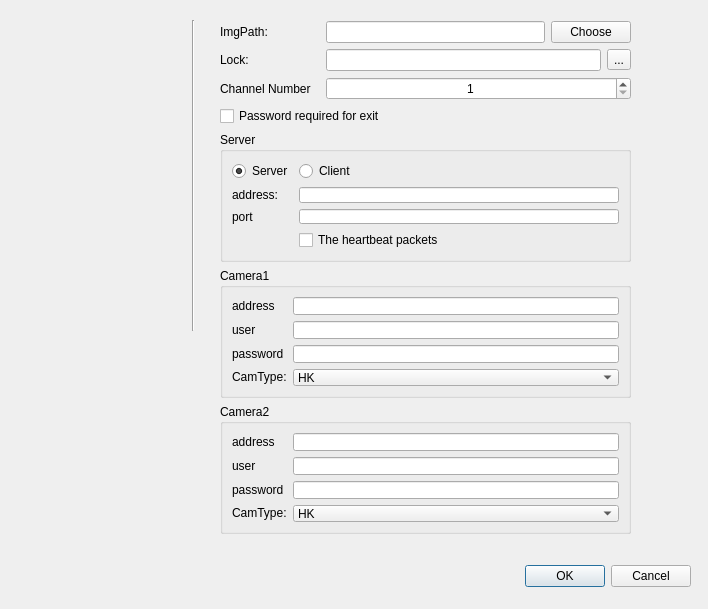
519984307/ZBYNS, file settingdialog.ui: the form before one commit.
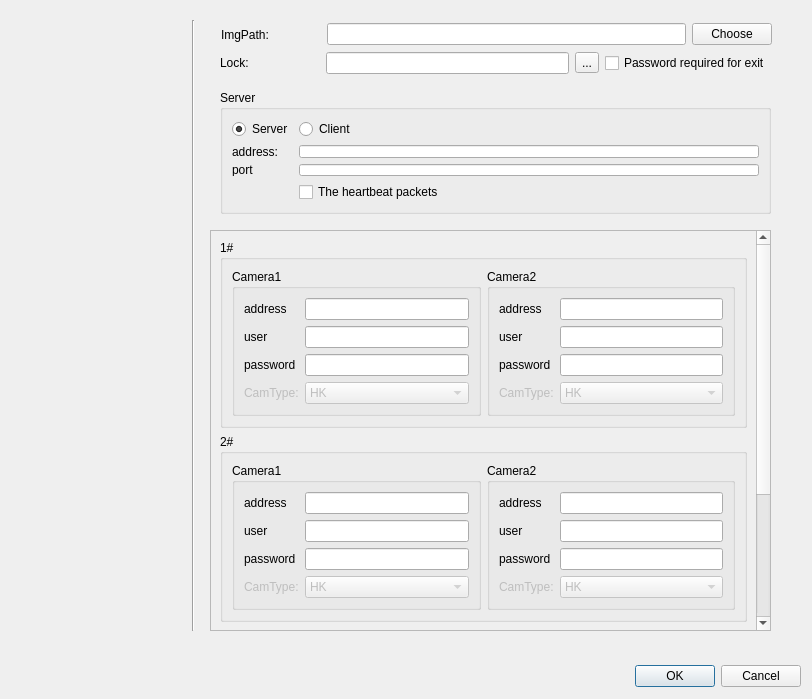
The form after the commit. Icons and pictures are not drawn.

What changed in the file:
```diff
--- a/settingdialog.ui
+++ b/settingdialog.ui
@@ -6,8 +6,8 @@
    <rect>
     <x>0</x>
     <y>0</y>
-    <width>708</width>
-    <height>609</height>
+    <width>812</width>
+    <height>699</height>
    </rect>
   </property>
   <property name="windowTitle">
@@ -16,8 +16,8 @@
   <widget class="QDialogButtonBox" name="buttonBox">
    <property name="geometry">
     <rect>
-     <x>350</x>
-     <y>560</y>
+     <x>460</x>
+     <y>660</y>
      <width>341</width>
      <height>32</height>
     </rect>
@@ -54,56 +54,627 @@
      <x>183</x>
      <y>20</y>
      <width>20</width>
-     <height>311</height>
+     <height>611</height>
     </rect>
    </property>
    <property name="orientation">
     <enum>Qt::Vertical</enum>
    </property>
   </widget>
+  <widget class="QScrollArea" name="scrollArea">
+   <property name="geometry">
+    <rect>
+     <x>210</x>
+     <y>230</y>
+     <width>561</width>
+     <height>401</height>
+    </rect>
+   </property>
+   <property name="widgetResizable">
+    <bool>true</bool>
+   </property>
+   <widget class="QWidget" name="scrollAreaWidgetContents">
+    <property name="geometry">
+     <rect>
+      <x>0</x>
+      <y>0</y>
+      <width>542</width>
+      <height>522</height>
+     </rect>
+    </property>
+    <layout class="QGridLayout" name="gridLayout_11">
+     <item row="0" column="0">
+      <widget class="QGroupBox" name="groupBox_4">
+       <property name="title">
+        <string>1#</string>
+       </property>
+       <layout class="QGridLayout" name="gridLayout_4">
+        <item row="0" column="0">
+         <widget class="QGroupBox" name="groupBox">
+          <property name="title">
+           <string>Camera1</string>
+          </property>
+          <layout class="QGridLayout" name="gridLayout">
+           <item row="0" column="0">
+            <layout class="QVBoxLayout" name="verticalLayout">
+             <item>
+              <widget class="QLabel" name="label_2">
+               <property name="text">
+                <string>address</string>
+               </property>
+              </widget>
+             </item>
+             <item>
+              <widget class="QLabel" name="label_5">
+               <property name="text">
+                <string>user</string>
+               </property>
+              </widget>
+             </item>
+             <item>
+              <widget class="QLabel" name="label_6">
+               <property name="text">
+                <string>password</string>
+               </property>
+              </widget>
+             </item>
+             <item>
+              <widget class="QLabel" name="label_7">
+               <property name="enabled">
+                <bool>false</bool>
+               </property>
+               <property name="text">
+                <string>CamType:</string>
+               </property>
+              </widget>
+             </item>
+            </layout>
+           </item>
+           <item row="0" column="1">
+            <layout class="QVBoxLayout" name="verticalLayout_2">
+             <item>
+              <widget class="QLineEdit" name="lineEdit_2"/>
+             </item>
+             <item>
+              <widget class="QLineEdit" name="lineEdit_3"/>
+             </item>
+             <item>
+              <widget class="QLineEdit" name="lineEdit_4"/>
+             </item>
+             <item>
+              <widget class="QComboBox" name="comboBox_2">
+               <property name="enabled">
+                <bool>false</bool>
+               </property>
+               <item>
+                <property name="text">
+                 <string>HK</string>
+                </property>
+               </item>
+               <item>
+                <property name="text">
+                 <string>DH</string>
+                </property>
+               </item>
+              </widget>
+             </item>
+            </layout>
+           </item>
+          </layout>
+         </widget>
+        </item>
+        <item row="0" column="1">
+         <widget class="QGroupBox" name="groupBox_2">
+          <property name="title">
+           <string>Camera2</string>
+          </property>
+          <layout class="QGridLayout" name="gridLayout_2">
+           <item row="0" column="1">
+            <layout class="QVBoxLayout" name="verticalLayout_4">
+             <item>
+              <widget class="QLineEdit" name="lineEdit_5"/>
+             </item>
+             <item>
+              <widget class="QLineEdit" name="lineEdit_6"/>
+             </item>
+             <item>
+              <widget class="QLineEdit" name="lineEdit_7"/>
+             </item>
+             <item>
+              <widget class="QComboBox" name="comboBox_3">
+               <property name="enabled">
+                <bool>false</bool>
+               </property>
+               <item>
+                <property name="text">
+                 <string>HK</string>
+                </property>
+               </item>
+               <item>
+                <property name="text">
+                 <string>DH</string>
+                </property>
+               </item>
+              </widget>
+             </item>
+            </layout>
+           </item>
+           <item row="0" column="0">
+            <layout class="QVBoxLayout" name="verticalLayout_3">
+             <item>
+              <widget class="QLabel" name="label_3">
+               <property name="text">
+                <string>address</string>
+               </property>
+              </widget>
+             </item>
+             <item>
+              <widget class="QLabel" name="label_8">
+               <property name="text">
+                <string>user</string>
+               </property>
+              </widget>
+             </item>
+             <item>
+              <widget class="QLabel" name="label_9">
+               <property name="text">
+                <string>password</string>
+               </property>
+              </widget>
+             </item>
+             <item>
+              <widget class="QLabel" name="label_10">
+               <property name="enabled">
+                <bool>false</bool>
+               </property>
+               <property name="text">
+                <string>CamType:</string>
+               </property>
+              </widget>
+             </item>
+            </layout>
+           </item>
+          </layout>
+         </widget>
+        </item>
+       </layout>
+      </widget>
+     </item>
+     <item row="1" column="0">
+      <widget class="QGroupBox" name="groupBox_5">
+       <property name="title">
+        <string>2#</string>
+       </property>
+       <layout class="QGridLayout" name="gridLayout_5">
+        <item row="0" column="0">
+         <widget class="QGroupBox" name="groupBox_6">
+          <property name="title">
+           <string>Camera1</string>
+          </property>
+          <layout class="QGridLayout" name="gridLayout_6">
+           <item row="0" column="0">
+            <layout class="QVBoxLayout" name="verticalLayout_7">
+             <item>
+              <widget class="QLabel" name="label_14">
+               <property name="text">
+                <string>address</string>
+               </property>
+              </widget>
+             </item>
+             <item>
+              <widget class="QLabel" name="label_15">
+               <property name="text">
+                <string>user</string>
+               </property>
+              </widget>
+             </item>
+             <item>
+              <widget class="QLabel" name="label_16">
+               <property name="text">
+                <string>password</string>
+               </property>
+              </widget>
+             </item>
+             <item>
+              <widget class="QLabel" name="label_17">
+               <property name="enabled">
+                <bool>false</bool>
+               </property>
+               <property name="text">
+                <string>CamType:</string>
+               </property>
+              </widget>
+             </item>
+            </layout>
+           </item>
+           <item row="0" column="1">
+            <layout class="QVBoxLayout" name="verticalLayout_8">
+             <item>
+              <widget class="QLineEdit" name="lineEdit_11"/>
+             </item>
+             <item>
+              <widget class="QLineEdit" name="lineEdit_12"/>
+             </item>
+             <item>
+              <widget class="QLineEdit" name="lineEdit_13"/>
+             </item>
+             <item>
+              <widget class="QComboBox" name="comboBox_4">
+               <property name="enabled">
+                <bool>false</bool>
+               </property>
+               <item>
+                <property name="text">
+                 <string>HK</string>
+                </property>
+               </item>
+               <item>
+                <property name="text">
+                 <string>DH</string>
+                </property>
+               </item>
+              </widget>
+             </item>
+            </layout>
+           </item>
+          </layout>
+         </widget>
+        </item>
+        <item row="0" column="1">
+         <widget class="QGroupBox" name="groupBox_7">
+          <property name="title">
+           <string>Camera2</string>
+          </property>
+          <layout class="QGridLayout" name="gridLayout_7">
+           <item row="0" column="1">
+            <layout class="QVBoxLayout" name="verticalLayout_9">
+             <item>
+              <widget class="QLineEdit" name="lineEdit_14"/>
+             </item>
+             <item>
+              <widget class="QLineEdit" name="lineEdit_15"/>
+             </item>
+             <item>
+              <widget class="QLineEdit" name="lineEdit_16"/>
+             </item>
+             <item>
+              <widget class="QComboBox" name="comboBox_5">
+               <property name="enabled">
+                <bool>false</bool>
+               </property>
+               <item>
+                <property name="text">
+                 <string>HK</string>
+                </property>
+               </item>
+               <item>
+                <property name="text">
+                 <string>DH</string>
+                </property>
+               </item>
+              </widget>
+             </item>
+            </layout>
+           </item>
+           <item row="0" column="0">
+            <layout class="QVBoxLayout" name="verticalLayout_10">
+             <item>
+              <widget class="QLabel" name="label_18">
+               <property name="text">
+                <string>address</string>
+               </property>
+              </widget>
+             </item>
+             <item>
+              <widget class="QLabel" name="label_19">
+               <property name="text">
+                <string>user</string>
+               </property>
+              </widget>
+             </item>
+             <item>
+              <widget class="QLabel" name="label_20">
+               <property name="text">
+                <string>password</string>
+               </property>
+              </widget>
+             </item>
+             <item>
+              <widget class="QLabel" name="label_21">
+               <property name="enabled">
+                <bool>false</bool>
+               </property>
+               <property name="text">
+                <string>CamType:</string>
+               </property>
+              </widget>
+             </item>
+            </layout>
+           </item>
+          </layout>
+         </widget>
+        </item>
+       </layout>
+      </widget>
+     </item>
+     <item row="2" column="0">
+      <widget class="QGroupBox" name="groupBox_8">
+       <property name="title">
+        <string>3#</string>
+       </property>
+       <layout class="QGridLayout" name="gridLayout_8">
+        <item row="0" column="0">
+         <widget class="QGroupBox" name="groupBox_9">
+          <property name="title">
+           <string>Camera1</string>
+          </property>
+          <layout class="QGridLayout" name="gridLayout_9">
+           <item row="0" column="0">
+            <layout class="QVBoxLayout" name="verticalLayout_11">
+             <item>
+              <widget class="QLabel" name="label_22">
+               <property name="text">
+                <string>address</string>
+               </property>
+              </widget>
+             </item>
+             <item>
+              <widget class="QLabel" name="label_23">
+               <property name="text">
+                <string>user</string>
+               </property>
+              </widget>
+             </item>
+             <item>
+              <widget class="QLabel" name="label_24">
+               <property name="text">
+                <string>password</string>
+               </property>
+              </widget>
+             </item>
+             <item>
+              <widget class="QLabel" name="label_25">
+               <property name="enabled">
+                <bool>false</bool>
+               </property>
+               <property name="text">
+                <string>CamType:</string>
+               </property>
+              </widget>
+             </item>
+            </layout>
+           </item>
+           <item row="0" column="1">
+            <layout class="QVBoxLayout" name="verticalLayout_12">
+             <item>
+              <widget class="QLineEdit" name="lineEdit_17"/>
+             </item>
+             <item>
+              <widget class="QLineEdit" name="lineEdit_18"/>
+             </item>
+             <item>
+              <widget class="QLineEdit" name="lineEdit_19"/>
+             </item>
+             <item>
+              <widget class="QComboBox" name="comboBox_6">
+               <property name="enabled">
+                <bool>false</bool>
+               </property>
+               <item>
+                <property name="text">
+                 <string>HK</string>
+                </property>
+               </item>
+               <item>
+                <property name="text">
+                 <string>DH</string>
+                </property>
+               </item>
+              </widget>
+             </item>
+            </layout>
+           </item>
+          </layout>
+         </widget>
+        </item>
+        <item row="0" column="1">
+         <widget class="QGroupBox" name="groupBox_10">
+          <property name="title">
+           <string>Camera2</string>
+          </property>
+          <layout class="QGridLayout" name="gridLayout_10">
+           <item row="0" column="1">
+            <layout class="QVBoxLayout" name="verticalLayout_13">
+             <item>
+              <widget class="QLineEdit" name="lineEdit_20"/>
+             </item>
+             <item>
+              <widget class="QLineEdit" name="lineEdit_21"/>
+             </item>
+             <item>
+              <widget class="QLineEdit" name="lineEdit_22"/>
+             </item>
+             <item>
+              <widget class="QComboBox" name="comboBox_7">
+               <property name="enabled">
+                <bool>false</bool>
+               </property>
+               <item>
+                <property name="text">
+                 <string>HK</string>
+                </property>
+               </item>
+               <item>
+                <property name="text">
+                 <string>DH</string>
+                </property>
+               </item>
+              </widget>
+             </item>
+            </layout>
+           </item>
+           <item row="0" column="0">
+            <layout class="QVBoxLayout" name="verticalLayout_14">
+             <item>
+              <widget class="QLabel" name="label_26">
+               <property name="text">
+                <string>address</string>
+               </property>
+              </widget>
+             </item>
+             <item>
+              <widget class="QLabel" name="label_27">
+               <property name="text">
+                <string>user</string>
+               </property>
+              </widget>
+             </item>
+             <item>
+              <widget class="QLabel" name="label_28">
+               <property name="text">
+                <string>password</string>
+               </property>
+              </widget>
+             </item>
+             <item>
+              <widget class="QLabel" name="label_29">
+               <property name="enabled">
+                <bool>false</bool>
+               </property>
+               <property name="text">
+                <string>CamType:</string>
+               </property>
+              </widget>
+             </item>
+            </layout>
+           </item>
+          </layout>
+         </widget>
+        </item>
+       </layout>
+      </widget>
+     </item>
+    </layout>
+   </widget>
+  </widget>
   <widget class="QWidget" name="">
    <property name="geometry">
     <rect>
-     <x>220</x>
-     <y>21</y>
-     <width>411</width>
-     <height>513</height>
+     <x>221</x>
+     <y>22</y>
+     <width>551</width>
+     <height>25</height>
     </rect>
    </property>
-   <layout class="QVBoxLayout" name="verticalLayout_7">
+   <layout class="QHBoxLayout" name="horizontalLayout">
     <item>
-     <layout class="QHBoxLayout" name="horizontalLayout">
+     <widget class="QLabel" name="label">
+      <property name="minimumSize">
+       <size>
+        <width>100</width>
+        <height>0</height>
+       </size>
+      </property>
+      <property name="maximumSize">
+       <size>
+        <width>100</width>
+        <height>16777215</height>
+       </size>
+      </property>
+      <property name="text">
+       <string>ImgPath:</string>
+      </property>
+     </widget>
+    </item>
+    <item>
+     <widget class="QLineEdit" name="lineEdit"/>
+    </item>
+    <item>
+     <widget class="QPushButton" name="pushButton">
+      <property name="text">
+       <string>Choose</string>
+      </property>
+     </widget>
+    </item>
+   </layout>
+  </widget>
+  <widget class="QGroupBox" name="groupBox_3">
+   <property name="geometry">
+    <rect>
+     <x>220</x>
+     <y>90</y>
+     <width>551</width>
+     <height>124</height>
+    </rect>
+   </property>
+   <property name="title">
+    <string>Server</string>
+   </property>
+   <layout class="QGridLayout" name="gridLayout_3">
+    <item row="0" column="0">
+     <widget class="QRadioButton" name="radioButton">
+      <property name="text">
+       <string>Server</string>
+      </property>
+      <property name="checked">
+       <bool>true</bool>
+      </property>
+     </widget>
+    </item>
+    <item row="0" column="1">
+     <widget class="QRadioButton" name="radioButton_2">
+      <property name="text">
+       <string>Client</string>
+      </property>
+     </widget>
+    </item>
+    <item row="1" column="0">
+     <layout class="QVBoxLayout" name="verticalLayout_5">
       <item>
-       <widget class="QLabel" name="label">
-        <property name="minimumSize">
-         <size>
-          <width>100</width>
-          <height>0</height>
-         </size>
-        </property>
-        <property name="maximumSize">
-         <size>
-          <width>100</width>
-          <height>16777215</height>
-         </size>
-        </property>
+       <widget class="QLabel" name="label_12">
         <property name="text">
-         <string>ImgPath:</string>
+         <string>address:</string>
         </property>
        </widget>
       </item>
       <item>
-       <widget class="QLineEdit" name="lineEdit"/>
-      </item>
-      <item>
-       <widget class="QPushButton" name="pushButton">
+       <widget class="QLabel" name="label_13">
         <property name="text">
-         <string>Choose</string>
+         <string>port</string>
         </property>
        </widget>
       </item>
      </layout>
     </item>
+    <item row="1" column="1">
+     <layout class="QVBoxLayout" name="verticalLayout_6">
+      <item>
+       <widget class="QLineEdit" name="lineEdit_9"/>
+      </item>
+      <item>
+       <widget class="QLineEdit" name="lineEdit_10"/>
+      </item>
+     </layout>
+    </item>
+    <item row="2" column="1">
+     <widget class="QCheckBox" name="checkBox_2">
+      <property name="text">
+       <string>The heartbeat packets</string>
+      </property>
+     </widget>
+    </item>
+   </layout>
+  </widget>
+  <widget class="QWidget" name="">
+   <property name="geometry">
+    <rect>
+     <x>220</x>
+     <y>50</y>
+     <width>551</width>
+     <height>26</height>
+    </rect>
+   </property>
+   <layout class="QHBoxLayout" name="horizontalLayout_3">
     <item>
      <layout class="QHBoxLayout" name="horizontalLayout_2">
       <item>
@@ -145,39 +716,6 @@
       </item>
      </layout>
     </item>
-    <item>
-     <layout class="QHBoxLayout" name="horizontalLayout_3">
-      <item>
-       <widget class="QLabel" name="label_14">
-        <property name="minimumSize">
-         <size>
-          <width>100</width>
-          <height>0</height>
-         </size>
-        </property>
-        <property name="maximumSize">
-         <size>
-          <width>100</width>
-          <height>16777215</height>
-         </size>
-        </property>
-        <property name="text">
-         <string>Channel Number</string>
-        </property>
-       </widget>
-      </item>
-      <item>
-       <widget class="QSpinBox" name="spinBox">
-        <property name="alignment">
-         <set>Qt::AlignCenter</set>
-        </property>
-        <property name="minimum">
-         <number>1</number>
-        </property>
-       </widget>
-      </item>
-     </layout>
-    </item>
     <item>
      <widget class="QCheckBox" name="checkBox">
       <property name="text">
@@ -185,203 +723,6 @@
       </property>
      </widget>
     </item>
-    <item>
-     <widget class="QGroupBox" name="groupBox_3">
-      <property name="title">
-       <string>Server</string>
-      </property>
-      <layout class="QGridLayout" name="gridLayout_3">
-       <item row="0" column="0">
-        <widget class="QRadioButton" name="radioButton">
-         <property name="text">
-          <string>Server</string>
-         </property>
-         <property name="checked">
-          <bool>true</bool>
-         </property>
-        </widget>
-       </item>
-       <item row="0" column="1">
-        <widget class="QRadioButton" name="radioButton_2">
-         <property name="text">
-          <string>Client</string>
-         </property>
-        </widget>
-       </item>
-       <item row="1" column="0">
-        <layout class="QVBoxLayout" name="verticalLayout_5">
-         <item>
-          <widget class="QLabel" name="label_12">
-           <property name="text">
-            <string>address:</string>
-           </property>
-          </widget>
-         </item>
-         <item>
-          <widget class="QLabel" name="label_13">
-           <property name="text">
-            <string>port</string>
-           </property>
-          </widget>
-         </item>
-        </layout>
-       </item>
-       <item row="1" column="1">
-        <layout class="QVBoxLayout" name="verticalLayout_6">
-         <item>
-          <widget class="QLineEdit" name="lineEdit_9"/>
-         </item>
-         <item>
-          <widget class="QLineEdit" name="lineEdit_10"/>
-         </item>
-        </layout>
-       </item>
-       <item row="2" column="1">
-        <widget class="QCheckBox" name="checkBox_2">
-         <property name="text">
-          <string>The heartbeat packets</string>
-         </property>
-        </widget>
-       </item>
-      </layout>
-     </widget>
-    </item>
-    <item>
-     <widget class="QGroupBox" name="groupBox">
-      <property name="title">
-       <string>Camera1</string>
-      </property>
-      <layout class="QGridLayout" name="gridLayout">
-       <item row="0" column="0">
-        <layout class="QVBoxLayout" name="verticalLayout">
-         <item>
-          <widget class="QLabel" name="label_2">
-           <property name="text">
-            <string>address</string>
-           </property>
-          </widget>
-         </item>
-         <item>
-          <widget class="QLabel" name="label_5">
-           <property name="text">
-            <string>user</string>
-           </property>
-          </widget>
-         </item>
-         <item>
-          <widget class="QLabel" name="label_6">
-           <property name="text">
-            <string>password</string>
-           </property>
-          </widget>
-         </item>
-         <item>
-          <widget class="QLabel" name="label_7">
-           <property name="text">
-            <string>CamType:</string>
-           </property>
-          </widget>
-         </item>
-        </layout>
-       </item>
-       <item row="0" column="1">
-        <layout class="QVBoxLayout" name="verticalLayout_2">
-         <item>
-          <widget class="QLineEdit" name="lineEdit_2"/>
-         </item>
-         <item>
-          <widget class="QLineEdit" name="lineEdit_3"/>
-         </item>
-         <item>
-          <widget class="QLineEdit" name="lineEdit_4"/>
-         </item>
-         <item>
-          <widget class="QComboBox" name="comboBox_2">
-           <item>
-            <property name="text">
-             <string>HK</string>
-            </property>
-           </item>
-           <item>
-            <property name="text">
-             <string>DH</string>
-            </property>
-           </item>
-          </widget>
-         </item>
-        </layout>
-       </item>
-      </layout>
-     </widget>
-    </item>
-    <item>
-     <widget class="QGroupBox" name="groupBox_2">
-      <property name="title">
-       <string>Camera2</string>
-      </property>
-      <layout class="QGridLayout" name="gridLayout_2">
-       <item row="0" column="0">
-        <layout class="QVBoxLayout" name="verticalLayout_3">
-         <item>
-          <widget class="QLabel" name="label_3">
-           <property name="text">
-            <string>address</string>
-           </property>
-          </widget>
-         </item>
-         <item>
-          <widget class="QLabel" name="label_8">
-           <property name="text">
-            <string>user</string>
-           </property>
-          </widget>
-         </item>
-         <item>
-          <widget class="QLabel" name="label_9">
-           <property name="text">
-            <string>password</string>
-           </property>
-          </widget>
-         </item>
-         <item>
-          <widget class="QLabel" name="label_10">
-           <property name="text">
-            <string>CamType:</string>
-           </property>
-          </widget>
-         </item>
-        </layout>
-       </item>
-       <item row="0" column="1">
-        <layout class="QVBoxLayout" name="verticalLayout_4">
-         <item>
-          <widget class="QLineEdit" name="lineEdit_5"/>
-         </item>
-         <item>
-          <widget class="QLineEdit" name="lineEdit_6"/>
-         </item>
-         <item>
-          <widget class="QLineEdit" name="lineEdit_7"/>
-         </item>
-         <item>
-          <widget class="QComboBox" name="comboBox_3">
-           <item>
-            <property name="text">
-             <string>HK</string>
-            </property>
-           </item>
-           <item>
-            <property name="text">
-             <string>DH</string>
-            </property>
-           </item>
-          </widget>
-         </item>
-        </layout>
-       </item>
-      </layout>
-     </widget>
-    </item>
    </layout>
   </widget>
  </widget>
```
